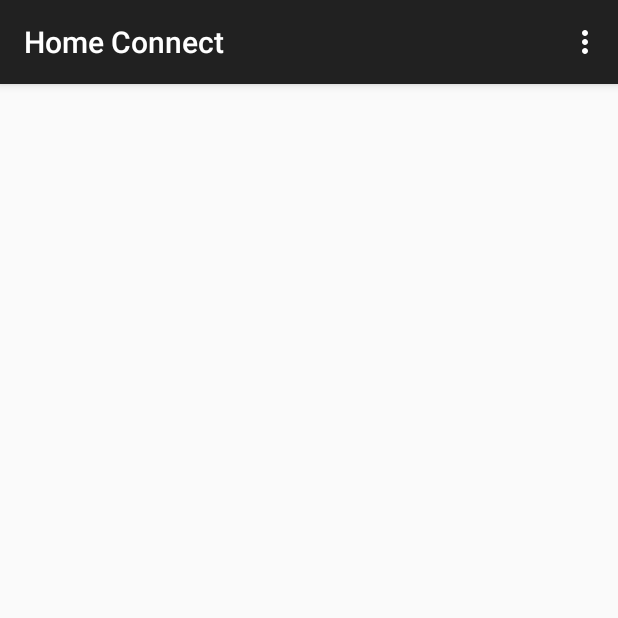
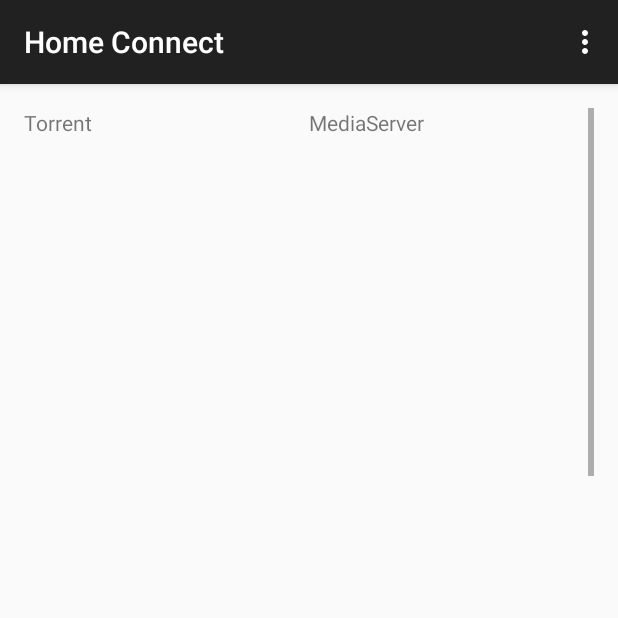
Before and after one commit to freevnshns/decser-android, an Android app: the DashboardActivity screen opened directly, with no data from a screen before it, on a phone screen of 412 x 824 dp, the top half of it. Run offline under Robolectric (Android 15) with nearby library versions, the phone set to English and light mode, and no system bars.

Commit message:
Added recycler view to Dashboard , using grid

```diff
--- a/app/src/main/java/com/ihs/homeconnect/DashboardActivity.java
+++ b/app/src/main/java/com/ihs/homeconnect/DashboardActivity.java
@@ -3,19 +3,20 @@ package com.ihs.homeconnect;
 import android.content.Intent;
 import android.os.Bundle;
 import android.support.v7.app.AppCompatActivity;
-import android.support.v7.widget.LinearLayoutManager;
+import android.support.v7.widget.GridLayoutManager;
 import android.support.v7.widget.RecyclerView;
+import android.view.LayoutInflater;
 import android.view.Menu;
 import android.view.MenuItem;
+import android.view.View;
+import android.view.ViewGroup;
+import android.widget.TextView;
+import android.widget.Toast;
 
-import com.ihs.homeconnect.helpers.jsonrpcHandler;
 import com.ihs.homeconnect.helpers.services;
 import com.jcraft.jsch.Session;
 
-import org.json.JSONException;
-import org.json.JSONObject;
-
-import java.util.concurrent.ExecutionException;
+import java.util.ArrayList;
 
 public class DashboardActivity extends AppCompatActivity {
     public static Session session = null;
@@ -23,30 +24,25 @@ public class DashboardActivity extends AppCompatActivity {
     @Override
     protected void onCreate(Bundle savedInstanceState) {
         super.onCreate(savedInstanceState);
-        setContentView(R.layout.activity_dash);
+        setContentView(R.layout.activity_dashboard);
+        Toast.makeText(this, "Connected", Toast.LENGTH_SHORT).show();
         RecyclerView mRecyclerView;
-        RecyclerView.Adapter mAdapter = null;
+        RecyclerView.Adapter mAdapter;
         RecyclerView.LayoutManager mLayoutManager;
 
-        mRecyclerView = (RecyclerView) findViewById(R.id.rvDownloadsList);
-        mLayoutManager = new LinearLayoutManager(this);
-        jsonrpcHandler jsonrpcHandler = new jsonrpcHandler();
-        try {
-            JSONObject rpc_result = jsonrpcHandler.execute("http://127.0.0.1:" + String.valueOf(services.Torrent.port) + "/jsonrpc", "aria2.tellActive").get();
-            mAdapter = new DownloadsAdapter(rpc_result);
-        } catch (InterruptedException | ExecutionException | JSONException e) {
-            e.printStackTrace();
-        }
+        mRecyclerView = (RecyclerView) findViewById(R.id.rvDashboard);
+        mLayoutManager = new GridLayoutManager(this, 2);
+
         assert mRecyclerView != null;
         mRecyclerView.setLayoutManager(mLayoutManager);
         mRecyclerView.setHasFixedSize(true);
+        mAdapter = new servicesAdapter();
         mRecyclerView.setAdapter(mAdapter);
-        mRecyclerView.addItemDecoration(new verticalSpaceDecorationHelper(this));
 
 //        final dbHandler dbInstance;
 //        dbInstance = new dbHandler(this, null);
 //        final ArrayList<String> installedServices = dbInstance.getServices(1);
-//        ArrayAdapter<String> dashAdapter = new ArrayAdapter<>(this, R.layout.activity_dash, R.id.tvDashTemp, installedServices);
+//        ArrayAdapter<String> dashAdapter = new ArrayAdapter<>(this, R.layout.activity_dashboard, R.id.tvDashTemp, installedServices);
 //        final ListView listView = (ListView) findViewById(R.id.lvDashOptions);
 //        listView.setAdapter(dashAdapter);
 //        listView.setClickable(true);
@@ -114,4 +110,41 @@ public class DashboardActivity extends AppCompatActivity {
             session.disconnect();
         finish();
     }
+
+    private class servicesAdapter extends RecyclerView.Adapter<servicesAdapter.ViewHolder> {
+        private ArrayList<String> mServicesList = new ArrayList<>();
+
+
+        public servicesAdapter() {
+            for (services aService : services.values()) {
+                mServicesList.add(aService.toString());
+            }
+        }
+
+
+        @Override
+        public ViewHolder onCreateViewHolder(ViewGroup parent, int viewType) {
+            final View view = LayoutInflater.from(parent.getContext()).inflate(R.layout.service_column_layout, parent, false);
+            return new ViewHolder(view);
+        }
+
+        @Override
+        public void onBindViewHolder(final ViewHolder holder, int position) {
+            holder.tvServiceName.setText(mServicesList.get(position));
+        }
+
+        @Override
+        public int getItemCount() {
+            return mServicesList.size();
+        }
+
+        public class ViewHolder extends RecyclerView.ViewHolder {
+            private TextView tvServiceName;
+
+            public ViewHolder(View view) {
+                super(view);
+                this.tvServiceName = (TextView) view.findViewById(R.id.tvServiceName);
+            }
+        }
+    }
 }
--- a/app/src/main/java/com/ihs/homeconnect/HomeActivity.java
+++ b/app/src/main/java/com/ihs/homeconnect/HomeActivity.java
@@ -60,7 +60,6 @@ public class HomeActivity extends AppCompatActivity {
             @Override
             public void onClick(View v) {
                 Intent intent = new Intent(getApplicationContext(), ListFileActivity.class);
-                Toast.makeText(getApplicationContext(), R.string.selectKey, Toast.LENGTH_LONG).show();
                 startActivity(intent);
                 finish();
             }
--- a/app/src/main/java/com/ihs/homeconnect/ListFileActivity.java
+++ b/app/src/main/java/com/ihs/homeconnect/ListFileActivity.java
@@ -7,6 +7,7 @@ import android.os.Environment;
 import android.view.View;
 import android.widget.ArrayAdapter;
 import android.widget.ListView;
+import android.widget.Toast;
 
 import java.io.File;
 import java.util.ArrayList;
@@ -20,6 +21,7 @@ public class ListFileActivity extends ListActivity {
     protected void onCreate(Bundle savedInstanceState) {
         super.onCreate(savedInstanceState);
         setContentView(R.layout.activity_list_files);
+        Toast.makeText(this, R.string.selectKey, Toast.LENGTH_LONG).show();
         path = Environment.getExternalStorageDirectory().getPath();
         if (getIntent().hasExtra("path")) {
             path = getIntent().getStringExtra("path");
--- a/app/src/main/java/com/ihs/homeconnect/helpers/connectionHandler.java
+++ b/app/src/main/java/com/ihs/homeconnect/helpers/connectionHandler.java
@@ -7,7 +7,7 @@ import android.os.AsyncTask;
 import android.os.Environment;
 import android.widget.Toast;
 
-import com.ihs.homeconnect.DownloadManagerActivity;
+import com.ihs.homeconnect.DashboardActivity;
 import com.jcraft.jsch.JSch;
 import com.jcraft.jsch.JSchException;
 import com.jcraft.jsch.Session;
@@ -62,8 +62,8 @@ public class connectionHandler extends AsyncTask<Void, Void, Session> {
             this.progressDialog.dismiss();
         }
         if (session != null) {
-            DownloadManagerActivity.session = session;
-            Intent intent = new Intent(mContext, DownloadManagerActivity.class);
+            DashboardActivity.session = session;
+            Intent intent = new Intent(mContext, DashboardActivity.class);
             mContext.startActivity(intent);
         } else {
             Toast.makeText(mContext, "Failed", Toast.LENGTH_SHORT).show();
--- a/app/src/main/res/layout/activity_dash.xml
+++ /dev/null
@@ -1,19 +0,0 @@
-<RelativeLayout xmlns:android="http://schemas.android.com/apk/res/android"
-    xmlns:tools="http://schemas.android.com/tools"
-    android:layout_width="match_parent"
-    android:layout_height="match_parent"
-    android:paddingBottom="@dimen/activity_vertical_margin"
-    android:paddingLeft="@dimen/activity_horizontal_margin"
-    android:paddingRight="@dimen/activity_horizontal_margin"
-    android:paddingTop="@dimen/activity_vertical_margin"
-    tools:context="com.ihs.homeconnect.DashboardActivity">
-
-    <ListView
-        android:id="@+id/lvDashOptions"
-        android:layout_width="wrap_content"
-        android:layout_height="wrap_content"
-        android:layout_alignParentEnd="true"
-        android:layout_alignParentRight="true" />
-
-
-</RelativeLayout>
--- /dev/null
+++ b/app/src/main/res/layout/activity_dashboard.xml
@@ -0,0 +1,18 @@
+<RelativeLayout xmlns:android="http://schemas.android.com/apk/res/android"
+    xmlns:tools="http://schemas.android.com/tools"
+    android:layout_width="match_parent"
+    android:layout_height="match_parent"
+    android:paddingBottom="@dimen/activity_vertical_margin"
+    android:paddingLeft="@dimen/activity_horizontal_margin"
+    android:paddingRight="@dimen/activity_horizontal_margin"
+    android:paddingTop="@dimen/activity_vertical_margin"
+    tools:context="com.ihs.homeconnect.DashboardActivity">
+
+    <android.support.v7.widget.RecyclerView
+        android:id="@+id/rvDashboard"
+        android:layout_width="match_parent"
+        android:layout_height="match_parent"
+        android:scrollbars="vertical" />
+
+
+</RelativeLayout>
--- /dev/null
+++ b/app/src/main/res/layout/service_column_layout.xml
@@ -0,0 +1,11 @@
+<?xml version="1.0" encoding="utf-8"?>
+<RelativeLayout xmlns:android="http://schemas.android.com/apk/res/android"
+    android:layout_width="match_parent"
+    android:layout_height="match_parent">
+
+    <TextView
+        android:id="@+id/tvServiceName"
+        android:layout_width="wrap_content"
+        android:layout_height="wrap_content" />
+
+</RelativeLayout>
```
